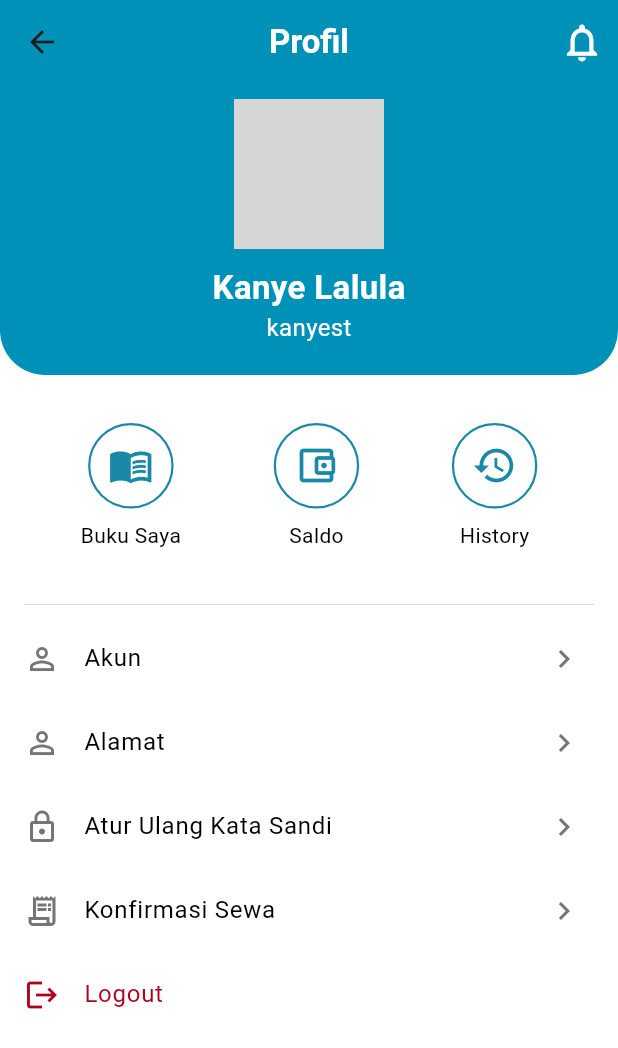
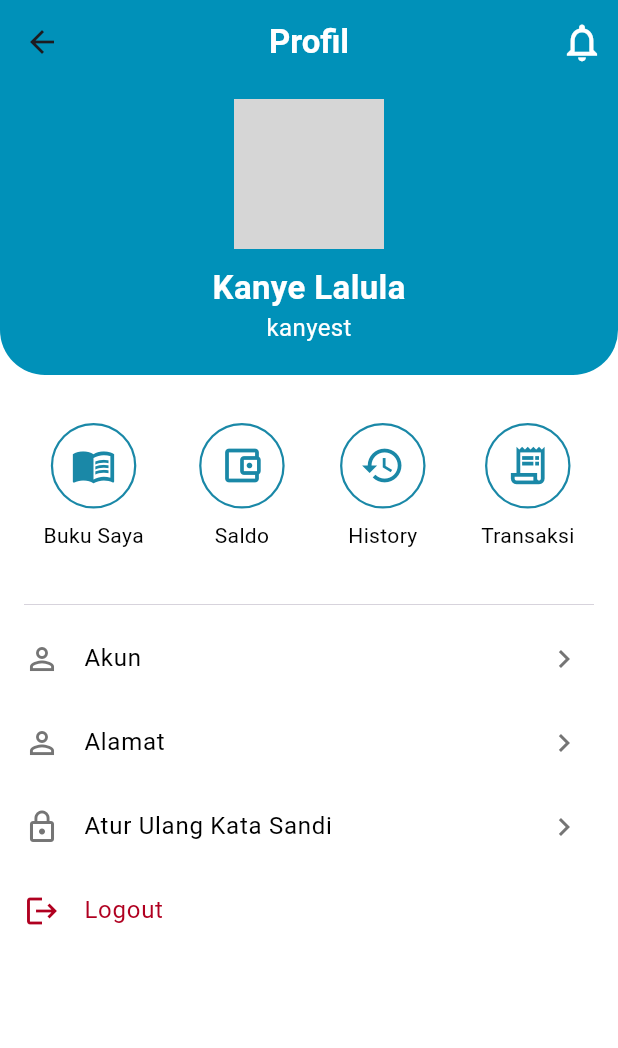
Before and after one commit to Fiyanz/litera-app, a Flutter app: the ProfilePage screen opened directly, on a phone screen of 412 x 824 dp. Shown: the top 1048 px of the screen. Run offline on Flutter 3.47's test engine with Material 3 defaults, Android fonts, the phone set to English and light mode, and no system bars; our stand-ins replace image_picker, pinput; accounts and stored records are empty; network calls fail; grey boxes are pictures that could not be loaded.

Commit message:
feat: Add 'Transaksi' menu item to navigate to Booking Confirmation page

```diff
--- a/lib/features/profile/view/widgets/menu_section.dart
+++ b/lib/features/profile/view/widgets/menu_section.dart
@@ -55,6 +55,13 @@ class MenuSection extends StatelessWidget {
           label: 'History',
           onTap: () {
             Navigator.push(context, MaterialPageRoute(builder: (context) => const HistoryPage()));
+          },
+        ),
+        _menuItem(
+          icon: Icons.receipt_long_outlined,
+          label: 'Transaksi',
+          onTap: () {
+            Navigator.push(context, MaterialPageRoute(builder: (context) => const BookingConfirmationPage()));
           },
         ),
       ],
@@ -141,18 +148,6 @@ class MenuSection extends StatelessWidget {
             );
           },
         ),
-
-        ListTile(
-          leading: const Icon(Icons.receipt_long_outlined, color: Pallete.textGrayColor),
-          title: const Text('Konfirmasi Sewa', style: TextStyle(color: Pallete.textColor, fontSize: 16)),
-          trailing: const Icon(Icons.chevron_right, color: Pallete.textGrayColor),
-          onTap: () {
-            Navigator.push(
-              context,
-              MaterialPageRoute(builder: (context) => const BookingConfirmationPage()),
-            );
-          }
-        ),
         ListTile(
           leading: const Icon(Icons.logout, color: Pallete.errorColor),
           title: const Text('Logout', style: TextStyle(color: Pallete.errorColor, fontSize: 16)),
```
